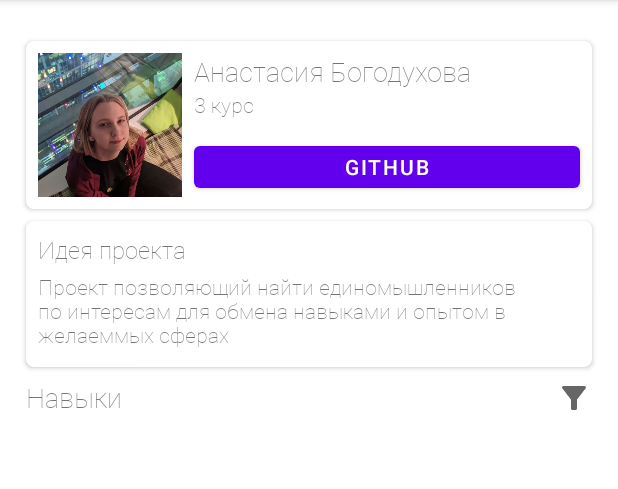
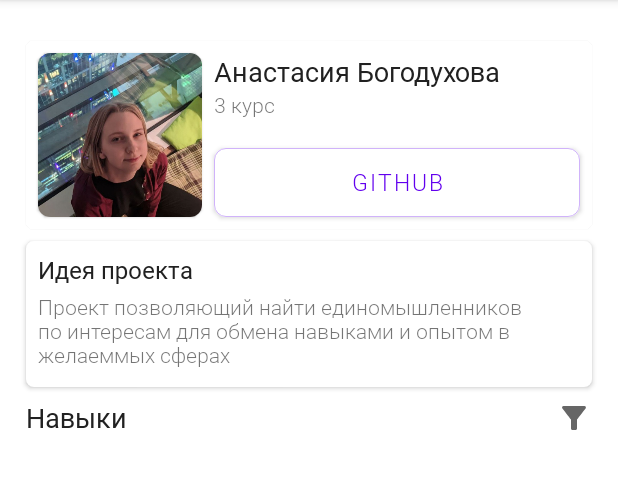
Before and after one commit to bonastya/hw1_profile, an Android app: the screen it shows after launch (MainActivity), on a phone screen of 412 x 824 dp, the part 84-573 px from its top. Run offline under Robolectric (Android 15) with nearby library versions, the light colour scheme and no system bars; Roboto replaces fonts that are not available here.

Commit message:
Styles for image, text and bg

```diff
--- a/app/src/main/res/layout/item_idea.xml
+++ b/app/src/main/res/layout/item_idea.xml
@@ -17,8 +17,9 @@
         android:layout_height="wrap_content"
         android:layout_marginStart="8dp"
         android:layout_marginTop="8dp"
-        android:fontFamily="@font/roboto"
+        android:fontFamily="@font/roboto_regular"
         android:text="Идея проекта "
+        android:textColor="#212121"
         android:textSize="16sp"
         app:layout_constraintEnd_toEndOf="parent"
         app:layout_constraintStart_toStartOf="parent"
@@ -32,7 +33,7 @@
         android:layout_marginTop="4dp"
         android:layout_marginEnd="8dp"
         android:layout_marginBottom="12dp"
-        android:fontFamily="@font/roboto"
+        android:fontFamily="@font/roboto_light"
         android:text="текст текст текст текст текст текст текст текст текст текст текст текст текст текст текст текст текст текст текст текст текст текст текст текст текст текст текст текст текст текст "
         android:textSize="14sp"
         app:layout_constraintBottom_toBottomOf="parent"
--- a/app/src/main/res/layout/item_namecard.xml
+++ b/app/src/main/res/layout/item_namecard.xml
@@ -3,7 +3,7 @@
     xmlns:app="http://schemas.android.com/apk/res-auto"
     xmlns:tools="http://schemas.android.com/tools"
     android:layout_width="match_parent"
-    android:layout_height="112dp"
+    android:layout_height="125dp"
     android:background="@drawable/krugliye_ugli"
     android:elevation ="2dp"
     android:layout_marginTop="8dp"
@@ -18,8 +18,10 @@
         android:layout_marginStart="8dp"
         android:layout_marginTop="8dp"
         android:layout_marginEnd="8dp"
-        android:fontFamily="@font/roboto"
+        android:fontFamily="@font/roboto_regular"
+
         android:text="Анастасия Богодухова "
+        android:textColor="#212121"
         android:textSize="18sp"
         app:layout_constraintEnd_toEndOf="parent"
         app:layout_constraintStart_toEndOf="@+id/imageView"
@@ -31,14 +33,34 @@
         android:layout_height="wrap_content"
         android:layout_marginStart="8dp"
         android:layout_marginEnd="8dp"
-        android:fontFamily="@font/roboto"
+        android:fontFamily="@font/roboto_light"
         android:text="3 курс"
         android:textSize="14sp"
         app:layout_constraintEnd_toEndOf="parent"
         app:layout_constraintStart_toEndOf="@+id/imageView"
         app:layout_constraintTop_toBottomOf="@+id/nameTextView" />
 
-    <ImageView
+    <com.google.android.material.card.MaterialCardView
+        android:id="@+id/imageView"
+        android:layout_width="109dp"
+        android:layout_height="109dp"
+        android:layout_marginStart="8dp"
+        android:layout_weight="1"
+        app:cardCornerRadius="8dp"
+        app:layout_constraintBottom_toBottomOf="parent"
+        app:layout_constraintStart_toStartOf="parent"
+        app:layout_constraintTop_toTopOf="parent">
+
+        <ImageView
+            android:id="@drawable/img"
+            android:layout_width="115dp"
+            android:layout_height="115dp"
+            android:contentDescription="desc"
+            android:src="@drawable/img"
+            tools:srcCompat="@drawable/img"/>
+    </com.google.android.material.card.MaterialCardView>
+
+<!--    <ImageView
         android:id="@+id/imageView"
         android:layout_width="96dp"
         android:layout_height="96dp"
@@ -47,17 +69,47 @@
         app:layout_constraintStart_toStartOf="parent"
         app:layout_constraintTop_toTopOf="parent"
         android:src="@drawable/img"
-        tools:srcCompat="@drawable/img" />
+        tools:srcCompat="@drawable/img"/>-->
 
-    <Button
+    <com.google.android.material.button.MaterialButton
         android:id="@+id/button"
         android:layout_width="0dp"
-        android:layout_height="40dp"
+        android:layout_height="58dp"
         android:layout_marginStart="8dp"
         android:layout_marginEnd="8dp"
-        android:layout_marginBottom="8dp"
+        android:layout_marginBottom="2dp"
+        android:fontFamily="@font/roboto_light"
         android:text="Github"
+        android:textColor="#6200ee"
+        android:textSize="15dp"
+        app:backgroundTint="@color/white"
+        app:cornerRadius="8dp"
+        app:layout_constraintBottom_toBottomOf="parent"
+
+
+        app:layout_constraintEnd_toEndOf="parent"
+        app:layout_constraintStart_toEndOf="@+id/imageView"
+        app:strokeColor="#d0b3fa"
+        app:strokeWidth="1px" />
+
+<!--    <com.google.android.material.button.MaterialButton
+        android:id="@+id/github"
+        android:layout_width="wrap_content"
+        android:layout_height="wrap_content"
+        android:layout_marginBottom="4dp"
+        android:paddingStart="60dp"
+        android:paddingTop="12dp"
+        android:paddingEnd="60dp"
+        android:paddingBottom="12dp"
+        android:text="GitHub"
+        android:textColor="@color/design_default_color_primary"
+        android:textSize="15dp"
+        app:backgroundTint="@color/white"
+        app:cornerRadius="15dp"
         app:layout_constraintBottom_toBottomOf="parent"
         app:layout_constraintEnd_toEndOf="parent"
-        app:layout_constraintStart_toEndOf="@+id/imageView" />
+        app:layout_constraintHorizontal_bias="0.33"
+        app:layout_constraintStart_toStartOf="parent"
+        app:strokeColor="@color/design_default_color_primary"
+        app:strokeWidth="1dp" />-->
 </androidx.constraintlayout.widget.ConstraintLayout>
--- a/app/src/main/res/layout/item_skill_header.xml
+++ b/app/src/main/res/layout/item_skill_header.xml
@@ -14,8 +14,9 @@
         android:id="@+id/headerTextView"
         android:layout_width="wrap_content"
         android:layout_height="wrap_content"
-        android:fontFamily="@font/roboto"
+        android:fontFamily="@font/roboto_regular"
         android:text="Навыки"
+        android:textColor="#212121"
         android:textSize="18sp"
         app:layout_constraintBottom_toBottomOf="parent"
         app:layout_constraintStart_toStartOf="parent"
```
Also changed, not shown: app/src/main/res/font/roboto_light.ttf (added), app/src/main/res/font/roboto_medium.ttf (added), app/src/main/res/font/roboto_regular.ttf (added).
